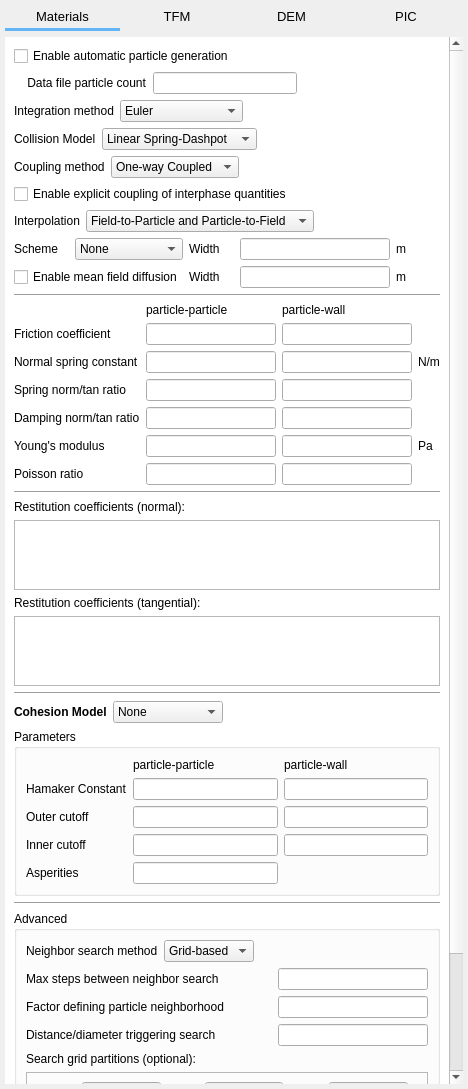
This is gui/uifiles/solids.ui in truongd8593/mfix as Qt 5 draws it before an edit. The edited form follows.
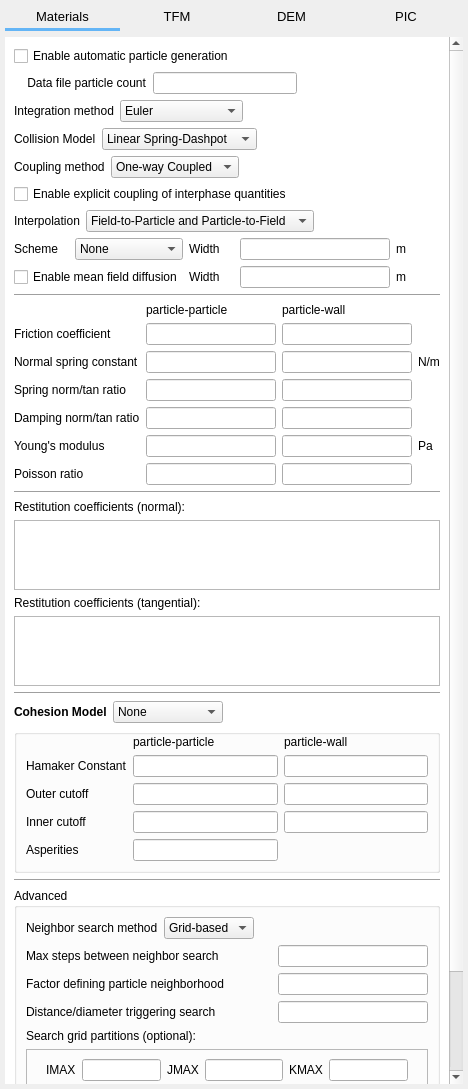
This is the edited form. The open tabs and pages were chosen to show the change. Custom widgets are drawn as their Qt base class.

Commit message: clean up "Cohesion Model" groupbox

```diff
--- a/gui/uifiles/solids.ui
+++ b/gui/uifiles/solids.ui
@@ -2340,12 +2340,15 @@
            <item>
             <widget class="QGroupBox" name="groupbox_cohesion_parameters">
              <property name="title">
-              <string>Parameters</string>
+              <string/>
              </property>
              <property name="flat">
               <bool>true</bool>
              </property>
              <layout class="QGridLayout" name="gridLayout_18">
+              <property name="topMargin">
+               <number>0</number>
+              </property>
               <item row="0" column="0">
                <layout class="QGridLayout" name="gridLayout_17">
                 <item row="0" column="1">
```
